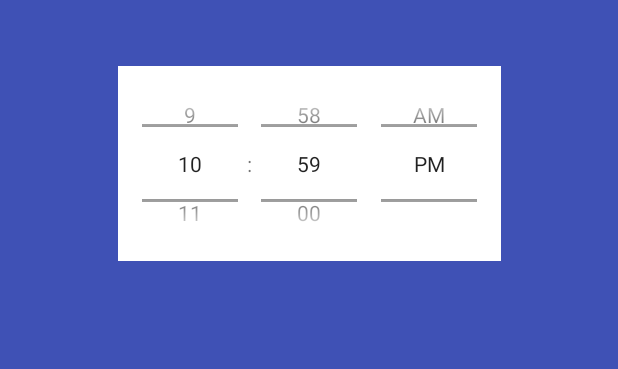
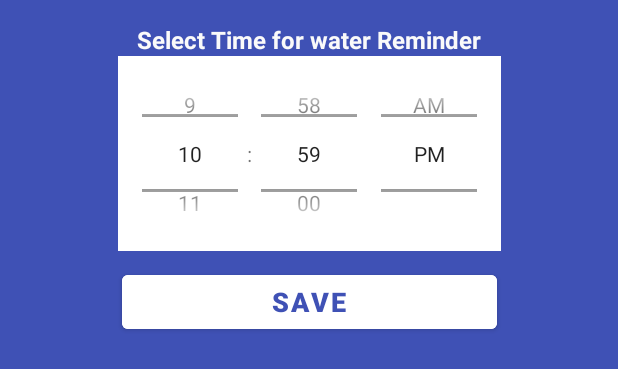
Before and after one commit to Amir-Raza-Teesside/ObesityDetectionUsingMachineLearning, an Android app: the layout custom_dailoge_waterreminder.xml on its own in the app's theme, with its tools: preview values and no code run, on a phone screen of 412 x 824 dp. Shown: the top 369 px of the screen. Run offline under Robolectric (Android 15) with nearby library versions, the phone set to English and light mode, and no system bars; network calls fail.

```diff
--- a/app/src/main/java/uk/ac/tees/aad/obesity2/MainActivity.java
+++ b/app/src/main/java/uk/ac/tees/aad/obesity2/MainActivity.java
@@ -20,7 +20,7 @@ public class MainActivity extends AppCompatActivity {
         button.setOnClickListener(new View.OnClickListener() {
             @Override
             public void onClick(View v) {
-                Intent intent = new Intent(MainActivity.this, Login.class);
+                Intent intent = new Intent(MainActivity.this, foodrecomender.class);
                 startActivity(intent);
             }
         });
--- a/app/src/main/res/layout/custom_dailoge_waterreminder.xml
+++ b/app/src/main/res/layout/custom_dailoge_waterreminder.xml
@@ -1,24 +1,49 @@
 <?xml version="1.0" encoding="utf-8"?>
-<androidx.constraintlayout.widget.ConstraintLayout
+<androidx.constraintlayout.widget.ConstraintLayout xmlns:android="http://schemas.android.com/apk/res/android"
     xmlns:app="http://schemas.android.com/apk/res-auto"
-    xmlns:android="http://schemas.android.com/apk/res/android"
+    xmlns:tools="http://schemas.android.com/tools"
     android:layout_width="match_parent"
     android:layout_height="match_parent"
-
     android:background="#3F51B5">
 
 
+    <Button
+        android:id="@+id/save"
+        android:layout_width="250dp"
+        android:layout_height="wrap_content"
+        android:layout_marginTop="10dp"
+        android:text="Save"
+        android:backgroundTint="#fff"
+        android:textColor="#3F51B5"
+        android:textStyle="bold"
+        android:textSize="18sp"
+        app:layout_constraintEnd_toEndOf="parent"
+        app:layout_constraintStart_toStartOf="parent"
+        app:layout_constraintTop_toBottomOf="@+id/timepicker" />
+
+    <TextView
+        android:id="@+id/textView13"
+        android:layout_width="wrap_content"
+        android:layout_height="wrap_content"
+        android:layout_marginTop="15dp"
+        android:text="Select Time for water Reminder"
+        android:textColor="#FAFAFA"
+        android:textSize="16sp"
+        android:textStyle="bold"
+        app:layout_constraintEnd_toEndOf="parent"
+        app:layout_constraintStart_toStartOf="parent"
+        app:layout_constraintTop_toTopOf="parent" />
+
     <TimePicker
 
-        android:id="@+id/time"
+        android:id="@+id/timepicker"
         android:layout_width="wrap_content"
         android:layout_height="130dp"
-        android:layout_marginTop="44dp"
         android:background="#fff"
         android:timePickerMode="spinner"
         app:layout_constraintEnd_toEndOf="parent"
         app:layout_constraintStart_toStartOf="parent"
-        app:layout_constraintTop_toTopOf="parent" />
+        app:layout_constraintTop_toBottomOf="@+id/textView13" />
 
 
 </androidx.constraintlayout.widget.ConstraintLayout>
```
Also changed, not shown: app/src/main/AndroidManifest.xml (+5 -2 lines), app/src/main/java/uk/ac/tees/aad/obesity2/foodrecomender.java (added, +91 -0 lines), app/src/main/java/uk/ac/tees/aad/obesity2/mainact.java (+58 -0 lines), app/src/main/java/uk/ac/tees/aad/obesity2/obesitydetectiontwo.java (+62 -1 lines), app/src/main/java/uk/ac/tees/aad/obesity2/service/MyService.java (+0 -24 lines), app/src/main/res/layout/activity_foodrecomender.xml (added, +27 -0 lines), app/src/main/res/layout/activity_obesitydetectiontwo.xml (+7 -33 lines).
